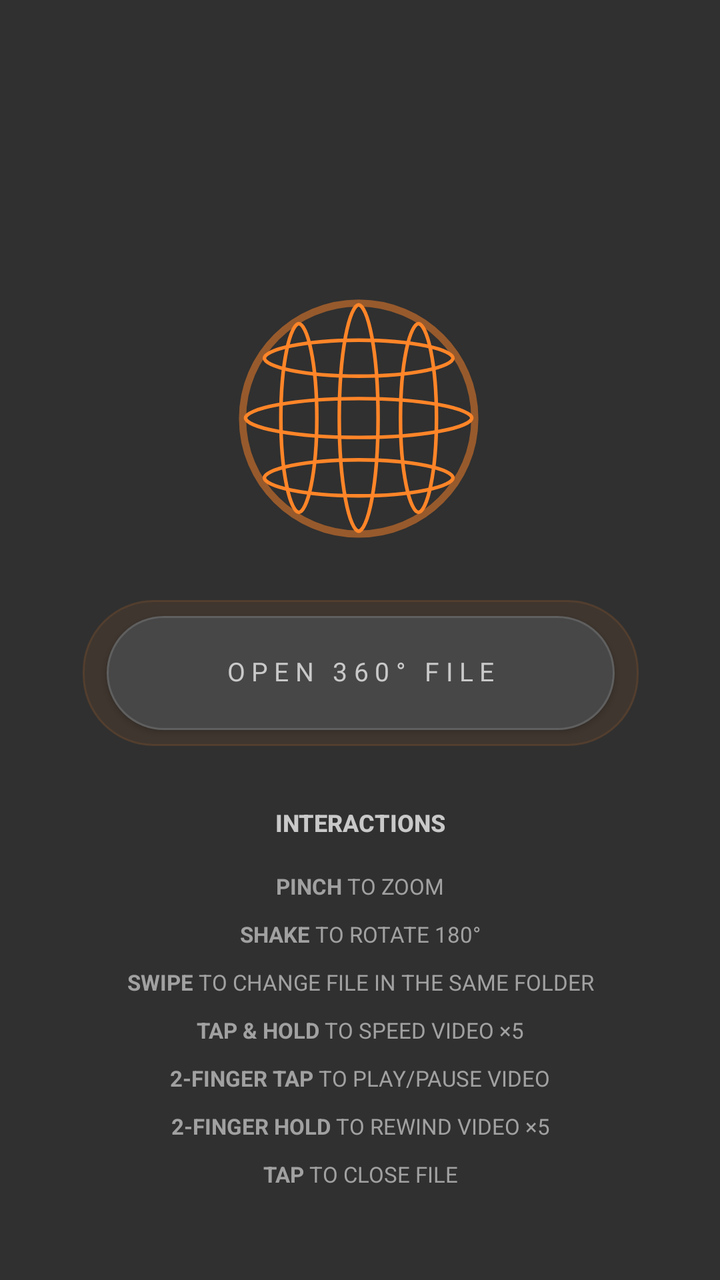
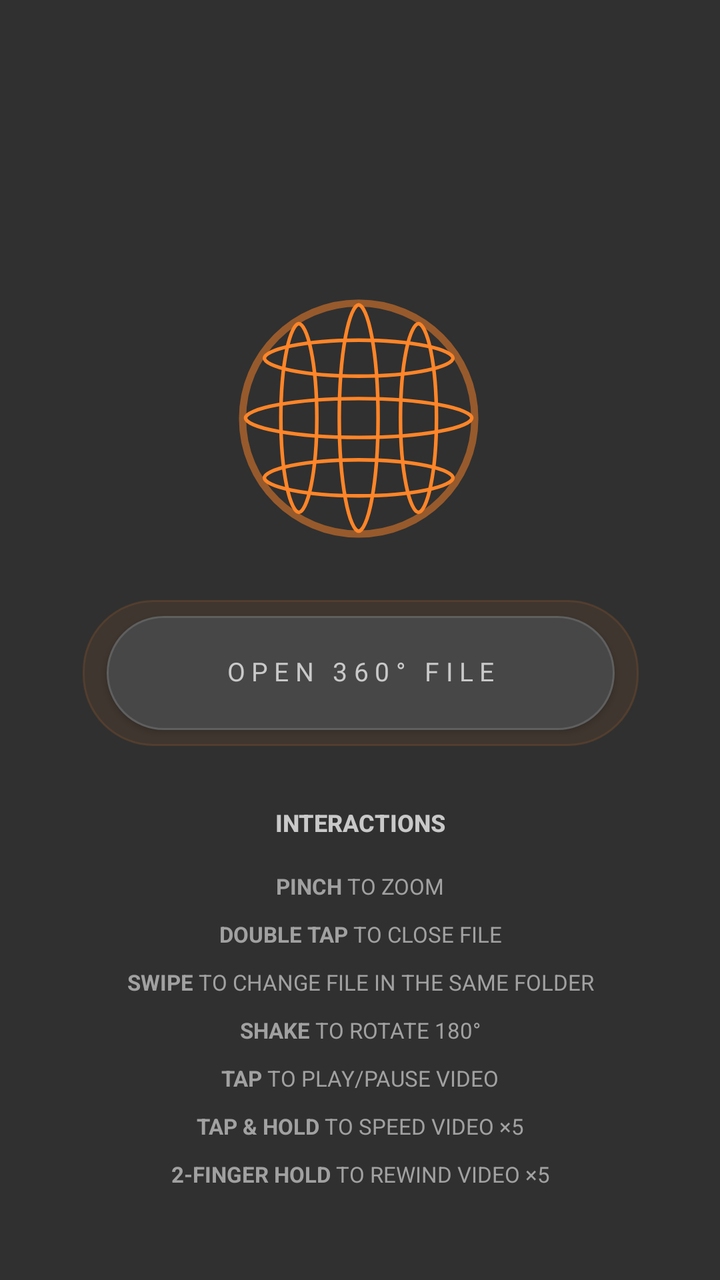

Before-and-after screenshots of an Android layout around one commit, followed by the original layout XML and the change that was made.
<!-- AndroidManifest.xml: application theme Theme.XReal360Viewer -->
<!-- res/layout/activity_main.xml -->
<?xml version="1.0" encoding="utf-8"?>
<androidx.constraintlayout.widget.ConstraintLayout
    xmlns:android="http://schemas.android.com/apk/res/android"
    xmlns:app="http://schemas.android.com/apk/res-auto"
    android:layout_width="match_parent"
    android:layout_height="match_parent"
    android:background="#303030">

    <ImageView
        android:id="@+id/imgSphereLogo"
        android:layout_width="170dp"
        android:layout_height="170dp"
        android:layout_marginTop="124dp"
        android:contentDescription="@string/app_name"
        android:scaleType="fitCenter"
        android:src="@drawable/logo_360"
        app:layout_constraintEnd_toEndOf="parent"
        app:layout_constraintHorizontal_bias="0.497"
        app:layout_constraintStart_toStartOf="parent"
        app:layout_constraintTop_toTopOf="parent" />

    <TextView
        android:id="@+id/tvInstructionsHeader"
        android:layout_width="0dp"
        android:layout_height="wrap_content"
        android:layout_marginStart="32dp"
        android:layout_marginTop="40dp"
        android:layout_marginEnd="32dp"
        android:fontFamily="sans-serif-medium"
        android:gravity="center"
        android:includeFontPadding="false"
        android:text="@string/main_instructions_header"
        android:textColor="#C9C9C9"
        android:textSize="12sp"
        android:textStyle="bold"
        app:layout_constraintEnd_toEndOf="parent"
        app:layout_constraintHorizontal_bias="0.0"
        app:layout_constraintStart_toStartOf="parent"
        app:layout_constraintTop_toBottomOf="@id/btnPickImage" />

    <View
        android:id="@+id/btnPickImageGlow"
        android:layout_width="278dp"
        android:layout_height="73dp"
        android:layout_marginTop="300dp"
        android:alpha="0.25"
        android:background="@drawable/bg_open_file_button_glow"
        android:elevation="1dp"
        app:layout_constraintEnd_toEndOf="parent"
        app:layout_constraintHorizontal_bias="0.503"
        app:layout_constraintStart_toStartOf="parent"
        app:layout_constraintTop_toTopOf="parent" />

    <androidx.appcompat.widget.AppCompatButton
        android:id="@+id/btnPickImage"
        android:layout_width="254dp"
        android:layout_height="57dp"
        android:layout_marginTop="308dp"
        android:background="@drawable/bg_open_file_button"
        android:elevation="4dp"
        android:fontFamily="sans-serif"
        android:includeFontPadding="false"
        android:letterSpacing="0.24"
        android:minWidth="0dp"
        android:minHeight="0dp"
        android:paddingStart="0dp"
        android:paddingEnd="0dp"
        android:text="@string/open_360_file"
        android:textAllCaps="false"
        android:textColor="#C9C9C9"
        android:textSize="13sp"
        app:layout_constraintEnd_toEndOf="parent"
        app:layout_constraintHorizontal_bias="0.503"
        app:layout_constraintStart_toStartOf="parent"
        app:layout_constraintTop_toTopOf="parent" />

    <LinearLayout
        android:id="@+id/tvInstructions"
        android:layout_width="0dp"
        android:layout_height="wrap_content"
        android:layout_marginStart="32dp"
        android:layout_marginTop="18dp"
        android:layout_marginEnd="32dp"
        android:orientation="vertical"
        android:gravity="center"
        app:layout_constraintEnd_toEndOf="parent"
        app:layout_constraintStart_toStartOf="parent"
        app:layout_constraintTop_toBottomOf="@id/tvInstructionsHeader">

        <TextView
            style="@style/MainInstructionLine"
            android:text="@string/instruction_pinch" />

        <TextView
            style="@style/MainInstructionLine"
            android:layout_marginTop="11dp"
            android:text="@string/instruction_shake" />

        <TextView
            style="@style/MainInstructionLine"
            android:layout_marginTop="11dp"
            android:text="@string/instruction_swipe" />



        <TextView
            style="@style/MainInstructionLine"
            android:layout_marginTop="11dp"
            android:text="@string/instruction_hold" />

        <TextView
            style="@style/MainInstructionLine"
            android:layout_marginTop="11dp"
            android:text="@string/instruction_two_finger_tap" />

        <TextView
            style="@style/MainInstructionLine"
            android:layout_marginTop="11dp"
            android:text="@string/instruction_two_finger_hold" />

        <TextView
            style="@style/MainInstructionLine"
            android:layout_marginTop="11dp"
            android:text="@string/instruction_tap" />


    </LinearLayout>

</androidx.constraintlayout.widget.ConstraintLayout>
<!-- resources referenced by this layout -->
<resources>
  <!-- drawable bg_open_file_button (drawable) -->
  <?xml version="1.0" encoding="utf-8"?>
  <shape xmlns:android="http://schemas.android.com/apk/res/android"
      android:shape="rectangle">
      <solid android:color="#474747" />
      <stroke
          android:width="1dp"
          android:color="#5F5F5F" />
      <corners android:radius="29dp" />
  </shape>
  <!-- drawable bg_open_file_button_glow (drawable) -->
  <?xml version="1.0" encoding="utf-8"?>
  <shape xmlns:android="http://schemas.android.com/apk/res/android"
      android:shape="rectangle">
      <solid android:color="#4DFF8528" />
      <stroke
          android:width="1dp"
          android:color="#99FF8528" />
      <corners android:radius="35dp" />
  </shape>
  <!-- drawable logo_360: vector/xml drawable (drawable, 6150 chars, omitted) -->
  <string name="app_name">XREAL 360° Viewer</string>
  <string name="instruction_hold"><b>TAP &amp; HOLD</b> TO SPEED VIDEO ×5</string>
  <string name="instruction_pinch"><b>PINCH</b> TO ZOOM</string>
  <string name="instruction_shake"><b>SHAKE</b> TO ROTATE 180°</string>
  <string name="instruction_swipe"><b>SWIPE</b> TO CHANGE FILE IN THE SAME FOLDER</string>
  <string name="instruction_tap"><b>TAP</b> TO CLOSE FILE</string>
  <string name="instruction_two_finger_hold"><b>2-FINGER HOLD</b> TO REWIND VIDEO ×5</string>
  <string name="instruction_two_finger_tap"><b>2-FINGER TAP</b> TO PLAY/PAUSE VIDEO</string>
  <string name="main_instructions_header">INTERACTIONS</string>
  <string name="open_360_file">OPEN 360° FILE</string>
  <style name="MainInstructionLine">
          <item name="android:layout_width">match_parent</item>
          <item name="android:layout_height">wrap_content</item>
          <item name="android:fontFamily">sans-serif</item>
          <item name="android:gravity">center</item>
          <item name="android:includeFontPadding">false</item>
          <item name="android:textColor">#A1A1A1</item>
          <item name="android:textSize">11sp</item>
      </style>
  <style name="Theme.XReal360Viewer" parent="Theme.MaterialComponents.DayNight.NoActionBar">
          <item name="colorPrimary">#1A73E8</item>
          <item name="colorPrimaryVariant">#1557B0</item>
          <item name="colorOnPrimary">#FFFFFF</item>
          <item name="android:windowBackground">#000000</item>
      </style>
</resources>

<!-- the commit's change to res/layout/activity_main.xml (unified diff, before → after) -->
@@ -94,14 +94,22 @@
         <TextView
             style="@style/MainInstructionLine"
             android:layout_marginTop="11dp"
-            android:text="@string/instruction_shake" />
+            android:text="@string/instruction_double_tap" />
 
         <TextView
             style="@style/MainInstructionLine"
             android:layout_marginTop="11dp"
             android:text="@string/instruction_swipe" />
 
+        <TextView
+            style="@style/MainInstructionLine"
+            android:layout_marginTop="11dp"
+            android:text="@string/instruction_shake" />
 
+        <TextView
+            style="@style/MainInstructionLine"
+            android:layout_marginTop="11dp"
+            android:text="@string/instruction_tap" />
 
         <TextView
             style="@style/MainInstructionLine"
@@ -111,18 +119,7 @@
         <TextView
             style="@style/MainInstructionLine"
             android:layout_marginTop="11dp"
-            android:text="@string/instruction_two_finger_tap" />
-
-        <TextView
-            style="@style/MainInstructionLine"
-            android:layout_marginTop="11dp"
             android:text="@string/instruction_two_finger_hold" />
-
-        <TextView
-            style="@style/MainInstructionLine"
-            android:layout_marginTop="11dp"
-            android:text="@string/instruction_tap" />
-
 
     </LinearLayout>
 
<!-- resource entries referenced after the edit -->
@@ -22,13 +22,13 @@
   </shape>
   <!-- drawable logo_360: vector/xml drawable (drawable, 6150 chars, omitted) -->
   <string name="app_name">XREAL 360° Viewer</string>
+  <string name="instruction_double_tap"><b>DOUBLE TAP</b> TO CLOSE FILE</string>
   <string name="instruction_hold"><b>TAP &amp; HOLD</b> TO SPEED VIDEO ×5</string>
   <string name="instruction_pinch"><b>PINCH</b> TO ZOOM</string>
   <string name="instruction_shake"><b>SHAKE</b> TO ROTATE 180°</string>
   <string name="instruction_swipe"><b>SWIPE</b> TO CHANGE FILE IN THE SAME FOLDER</string>
-  <string name="instruction_tap"><b>TAP</b> TO CLOSE FILE</string>
+  <string name="instruction_tap"><b>TAP</b> TO PLAY/PAUSE VIDEO</string>
   <string name="instruction_two_finger_hold"><b>2-FINGER HOLD</b> TO REWIND VIDEO ×5</string>
-  <string name="instruction_two_finger_tap"><b>2-FINGER TAP</b> TO PLAY/PAUSE VIDEO</string>
   <string name="main_instructions_header">INTERACTIONS</string>
   <string name="open_360_file">OPEN 360° FILE</string>
   <style name="MainInstructionLine">
